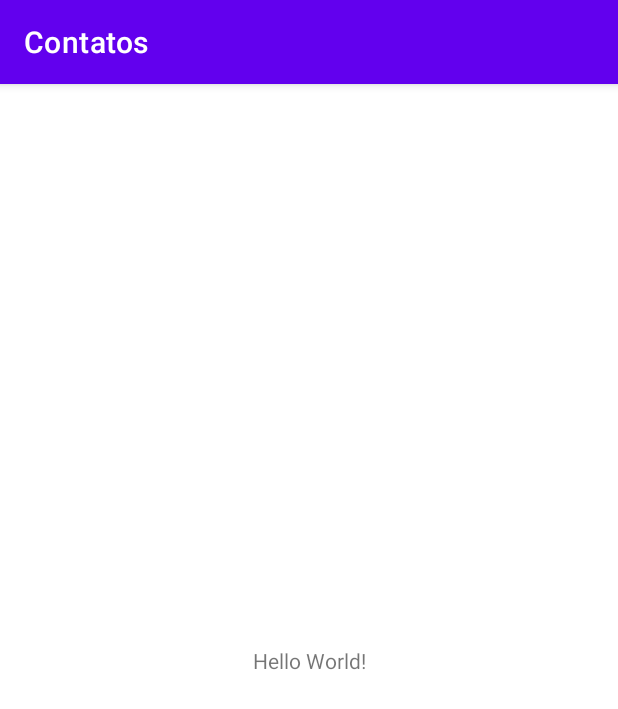
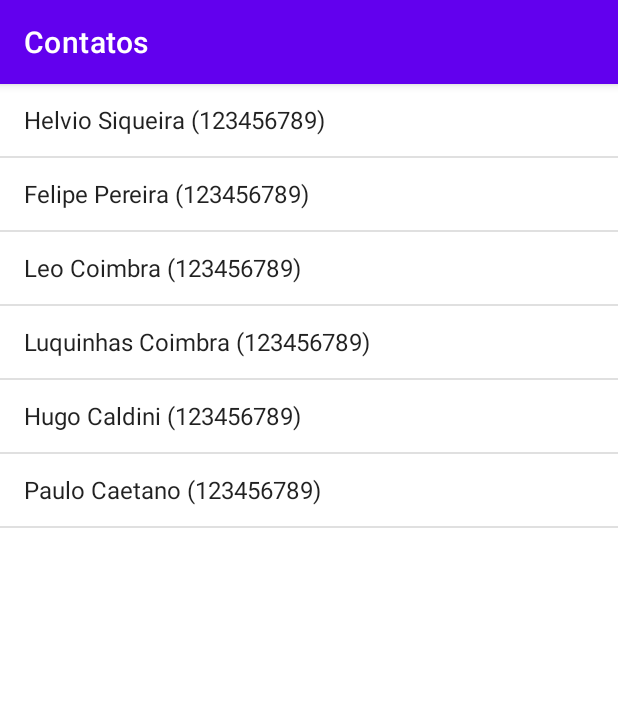
Before and after one commit to HelvioSiqueira/Contatos, an Android app: the screen it shows after launch (MainActivity before the commit, ContatoActivity after it), on a phone screen of 412 x 824 dp. Shown: the top 709 px of the screen. Run offline under Robolectric (Android 15) with nearby library versions, the phone set to English and light mode, and no system bars.

Commit message:
ContatosLIstFragment criada

```diff
--- a/app/src/main/AndroidManifest.xml
+++ b/app/src/main/AndroidManifest.xml
@@ -14,7 +14,7 @@
         android:theme="@style/Theme.Contatos"
         tools:targetApi="31">
         <activity
-            android:name=".MainActivity"
+            android:name=".ContatoActivity"
             android:exported="true">
             <intent-filter>
                 <action android:name="android.intent.action.MAIN" />
--- a/app/src/main/java/com/example/contatos/Contato.kt
+++ b/app/src/main/java/com/example/contatos/Contato.kt
@@ -5,5 +5,7 @@ data class Contato(
     var name: String = "",
     var sobrenome: String = "",
     var telefone: String = "",
-    var endereco: String = ""
-)
+    var cidade: String = ""
+){
+    override fun toString(): String = "$name $sobrenome ($telefone)"
+}
--- a/app/src/main/java/com/example/contatos/MainActivity.kt
+++ b/app/src/main/java/com/example/contatos/ContatoActivity.kt
@@ -3,9 +3,9 @@ package com.example.contatos
 import androidx.appcompat.app.AppCompatActivity
 import android.os.Bundle
 
-class MainActivity : AppCompatActivity() {
+class ContatoActivity : AppCompatActivity() {
     override fun onCreate(savedInstanceState: Bundle?) {
         super.onCreate(savedInstanceState)
-        setContentView(R.layout.activity_main)
+        setContentView(R.layout.activity_contato)
     }
 }
--- /dev/null
+++ b/app/src/main/java/com/example/contatos/ContatoListFragment.kt
@@ -0,0 +1,29 @@
+package com.example.contatos
+
+import android.os.Bundle
+import android.widget.ArrayAdapter
+import androidx.fragment.app.ListFragment
+
+class ContatoListFragment:
+    ListFragment(),
+    ContatosListView{
+
+    private val presenter = ContatoListPresenter(this, MemoryRepository)
+
+    override fun onActivityCreated(savedInstanceState: Bundle?) {
+
+        super.onActivityCreated(savedInstanceState)
+        presenter.searchContatos("")
+    }
+
+    override fun showContatos(contatos: List<Contato>) {
+
+        val adapter = ArrayAdapter<Contato>(requireContext(), android.R.layout.simple_list_item_1, contatos)
+
+        listAdapter = adapter
+    }
+
+    override fun showContatosDetails(contato: Contato) {
+        TODO("Not yet implemented")
+    }
+}
--- /dev/null
+++ b/app/src/main/java/com/example/contatos/ContatoListPresenter.kt
@@ -0,0 +1,14 @@
+package com.example.contatos
+
+class ContatoListPresenter(private val view: ContatosListView, private val repository: ContatoRepository) {
+
+    fun searchContatos(term: String){
+        repository.search(term){ contatos ->
+            view.showContatos(contatos)
+        }
+    }
+
+    fun showContatoDetails(contato: Contato){
+        view.showContatosDetails(contato)
+    }
+}
--- /dev/null
+++ b/app/src/main/java/com/example/contatos/ContatosListView.kt
@@ -0,0 +1,6 @@
+package com.example.contatos
+
+interface ContatosListView {
+    fun showContatos(contatos: List<Contato>)
+    fun showContatosDetails(contato: Contato)
+}
--- a/app/src/main/java/com/example/contatos/MemoryRepository.kt
+++ b/app/src/main/java/com/example/contatos/MemoryRepository.kt
@@ -5,6 +5,13 @@ object MemoryRepository: ContatoRepository {
     private var contatosList = mutableListOf<Contato>()
 
     init {
+
+        save(Contato(0, "Helvio", "Siqueira", "123456789", "São Luis"))
+        save(Contato(0, "Felipe", "Pereira", "123456789", "Codó"))
+        save(Contato(0, "Leo", "Coimbra", "123456789", "Caxias"))
+        save(Contato(0, "Luquinhas", "Coimbra", "123456789", "Teresina"))
+        save(Contato(0, "Hugo", "Caldini", "123456789", "Londrina"))
+        save(Contato(0, "Paulo", "Caetano", "123456789", "São Paulo"))
 
     }
 
--- /dev/null
+++ b/app/src/main/res/layout/activity_contato.xml
@@ -0,0 +1,22 @@
+<?xml version="1.0" encoding="utf-8"?>
+<androidx.constraintlayout.widget.ConstraintLayout xmlns:android="http://schemas.android.com/apk/res/android"
+    xmlns:app="http://schemas.android.com/apk/res-auto"
+    xmlns:tools="http://schemas.android.com/tools"
+    android:layout_width="match_parent"
+    android:layout_height="match_parent"
+    tools:context=".ContatoActivity">
+
+    <LinearLayout
+        android:layout_height="match_parent"
+        android:layout_width="match_parent"
+        android:orientation="horizontal">
+
+        <androidx.fragment.app.FragmentContainerView
+            android:id="@+id/fragmentList"
+            android:name="com.example.contatos.ContatoListFragment"
+            android:layout_width="match_parent"
+            android:layout_height="match_parent"/>
+
+    </LinearLayout>
+
+</androidx.constraintlayout.widget.ConstraintLayout>
--- a/app/src/main/res/layout/activity_main.xml
+++ /dev/null
@@ -1,18 +0,0 @@
-<?xml version="1.0" encoding="utf-8"?>
-<androidx.constraintlayout.widget.ConstraintLayout xmlns:android="http://schemas.android.com/apk/res/android"
-    xmlns:app="http://schemas.android.com/apk/res-auto"
-    xmlns:tools="http://schemas.android.com/tools"
-    android:layout_width="match_parent"
-    android:layout_height="match_parent"
-    tools:context=".MainActivity">
-
-    <TextView
-        android:layout_width="wrap_content"
-        android:layout_height="wrap_content"
-        android:text="Hello World!"
-        app:layout_constraintBottom_toBottomOf="parent"
-        app:layout_constraintEnd_toEndOf="parent"
-        app:layout_constraintStart_toStartOf="parent"
-        app:layout_constraintTop_toTopOf="parent" />
-
-</androidx.constraintlayout.widget.ConstraintLayout>
```
